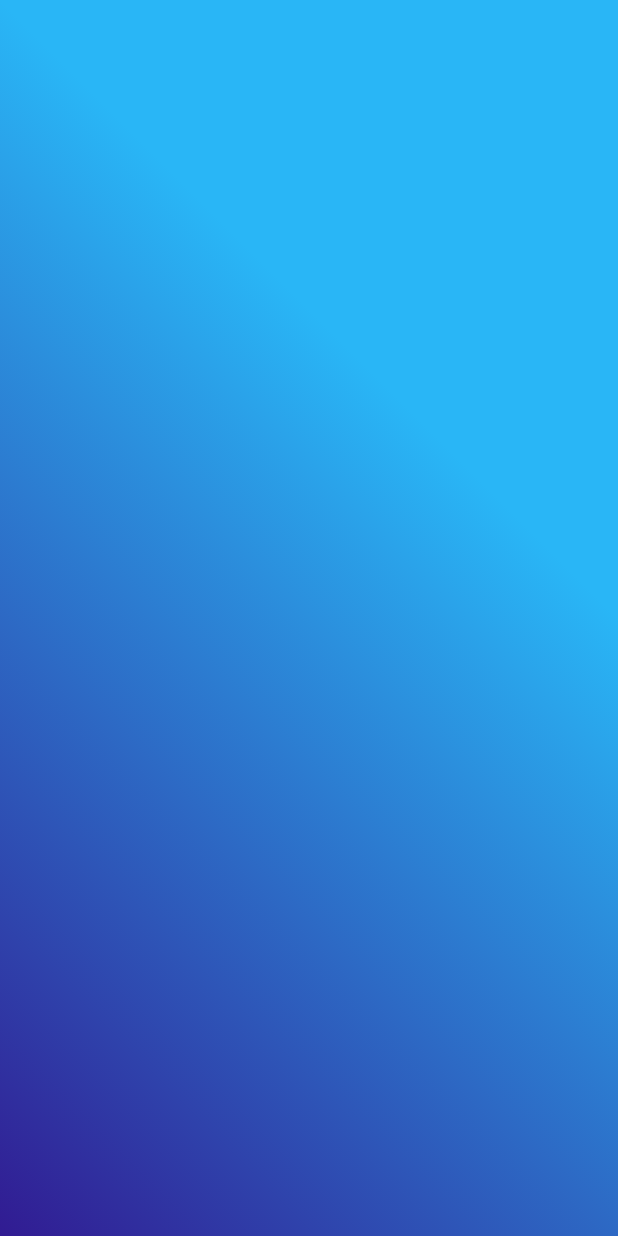
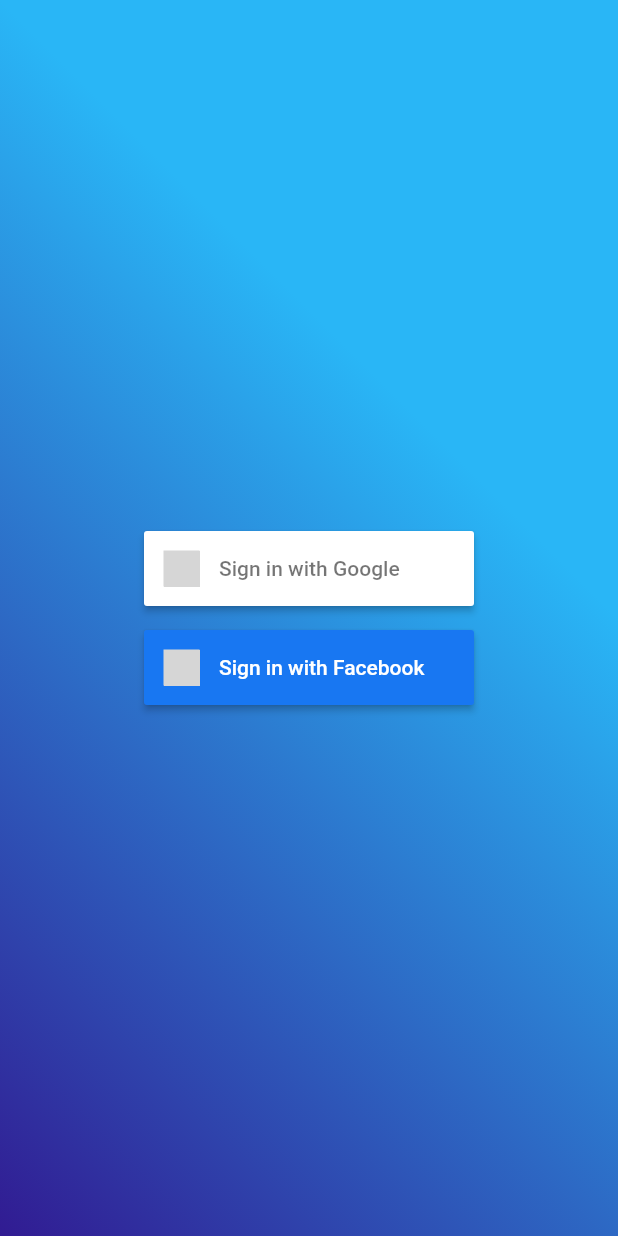
Before and after one commit to thobiassilva/application_adv3, a Flutter app: the screen it shows after launch, on a phone screen of 412 x 824 dp. Run offline on Flutter 3.47's test engine with Material 2 defaults, Android fonts, the phone set to English and light mode, and no system bars; our stand-ins replace brasil_fields, dio, email_validator, firebase_auth, firebase_core, flutter_signin_button and 3 more; accounts and stored records are empty; grey boxes are pictures that could not be loaded.

Commit message:
Google Login

```diff
--- a/lib/main.dart
+++ b/lib/main.dart
@@ -1,9 +1,38 @@
 import 'package:application_adv3/pages/login_page.dart';
 import 'package:flutter/material.dart';
+import 'package:firebase_core/firebase_core.dart';
 
 void main() {
-  runApp(
-    MaterialApp(
+  WidgetsFlutterBinding.ensureInitialized();
+  runApp(App());
+}
+
+class App extends StatelessWidget {
+  // Create the initialization Future outside of `build`:
+  final Future<FirebaseApp> _initialization = Firebase.initializeApp();
+
+  @override
+  Widget build(BuildContext context) {
+    return FutureBuilder(
+      // Initialize FlutterFire:
+      future: _initialization,
+      builder: (context, snapshot) {
+        // Check for errors
+        if (snapshot.hasError) {
+          return Center(
+            child: Text('Erro: ${snapshot.error}'),
+          );
+        }
+
+        // Once complete, show your application
+        if (snapshot.connectionState != ConnectionState.done) {
+          return Center(
+            child: CircularProgressIndicator(),
+          );
+        }
+
+        // Otherwise, show something whilst waiting for initialization to complete
+        return MaterialApp(
           debugShowCheckedModeBanner: false,
           title: 'Advanced 3',
           theme: ThemeData(
@@ -12,6 +41,8 @@ void main() {
             primaryColor: Colors.blue,
           ),
           home: LoginPage(),
-    ),
+        );
+      },
     );
   }
+}
--- a/lib/pages/login_page.dart
+++ b/lib/pages/login_page.dart
@@ -2,6 +2,7 @@ import 'package:application_adv3/pages/home_page.dart';
 import 'package:email_validator/email_validator.dart';
 import 'package:firebase_auth/firebase_auth.dart';
 import 'package:flutter/material.dart';
+import 'package:flutter_signin_button/flutter_signin_button.dart';
 import 'package:google_sign_in/google_sign_in.dart';
 
 class LoginPage extends StatefulWidget {
@@ -70,7 +71,23 @@ class _LoginPageState extends State<LoginPage> {
                 child: Column(
                   mainAxisAlignment: MainAxisAlignment.center,
                   children: [
-                    Container(),
+                    Container(
+                      height: 50,
+                      child: SignInButton(
+                        Buttons.Google,
+                        onPressed: () => signInWithGoogle(),
+                      ),
+                    ),
+                    const SizedBox(
+                      height: 16,
+                    ),
+                    Container(
+                      height: 50,
+                      child: SignInButton(
+                        Buttons.FacebookNew,
+                        onPressed: () {},
+                      ),
+                    ),
                   ],
                 ),
               ),
--- a/pubspec.yaml
+++ b/pubspec.yaml
@@ -34,7 +34,6 @@ dependencies:
   firebase_core: ^1.0.3
   firebase_auth: ^1.0.3
   google_sign_in: ^5.0.1
-  flutter_facebook_auth: ^3.3.2+2
   flutter_signin_button: ^2.0.0
   # The following adds the Cupertino Icons font to your application.
   # Use with the CupertinoIcons class for iOS style icons.
```
Also changed, not shown: pubspec.lock, 1 other file. Lines whose indentation alone changed are shown as unchanged.
